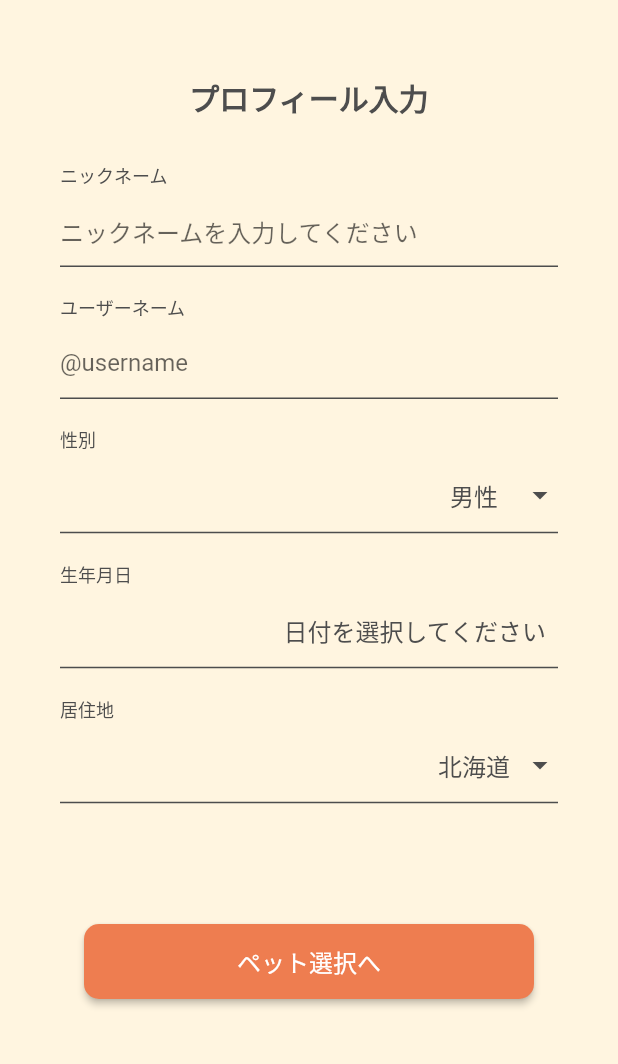
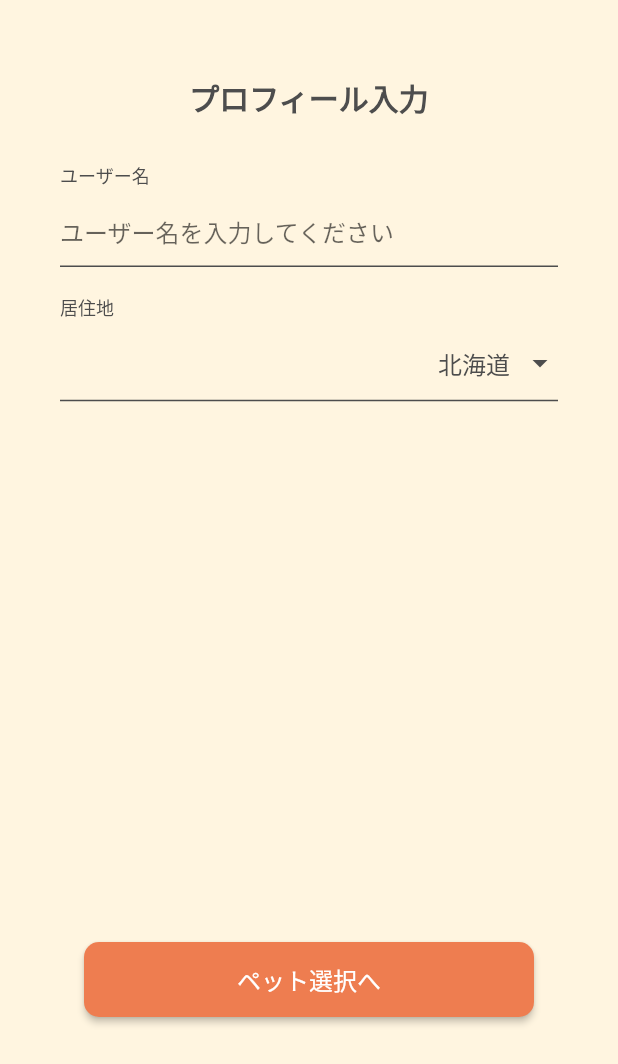
Before and after one commit to LOCAQUE/food_quest, a Flutter app: the SignUpProfile screen opened directly, on a phone screen of 412 x 824 dp. Shown: the top 1064 px of the screen. Run offline on Flutter 3.47's test engine with Material 2 defaults, Android fonts, the light colour scheme and no system bars; our stand-ins replace animated_bottom_navigation_bar, flutter_datetime_picker_plus, flutter_dotenv, flutter_hooks, flutter_riverpod, freezed_annotation and 3 more; missing offline and left inert: navigator_scope; accounts and stored records are empty.

Commit message:
delete: 性別と生年月日の削除

```diff
--- a/lib/presentation/screen/auth/sign_up_profile_screen.dart
+++ b/lib/presentation/screen/auth/sign_up_profile_screen.dart
@@ -42,32 +42,9 @@ class SignUpProfile extends HookConsumerWidget {
                 Padding(
                   padding: const EdgeInsets.only(top: 18),
                   child: CustomTextField(
-                    title: 'ニックネーム',
+                    title: 'ユーザー名',
                     controller: nameController,
-                    hintText: 'ニックネームを入力してください',
-                  ),
-                ),
-                Padding(
-                  padding: const EdgeInsets.only(top: 18),
-                  child: CustomTextField(
-                    title: 'ユーザーネーム',
-                    controller: userNameController,
-                    hintText: '@username',
-                  ),
-                ),
-                Padding(
-                  padding: const EdgeInsets.only(top: 18),
-                  child: CustomPicker(
-                    options: genderList,
-                    title: '性別',
-                    controller: genderController,
-                  ),
-                ),
-                Padding(
-                  padding: const EdgeInsets.only(top: 18),
-                  child: CustomDatePicker(
-                    title: '生年月日',
-                    controller: birthdayController,
+                    hintText: 'ユーザー名を入力してください',
                   ),
                 ),
                 Padding(
@@ -78,7 +55,7 @@ class SignUpProfile extends HookConsumerWidget {
                     controller: addressController,
                   ),
                 ),
-                const Gap(80),
+                const Gap(360),
                 CustomButton(
                   text: 'ペット選択へ',
                   onPressed: () async {
```
